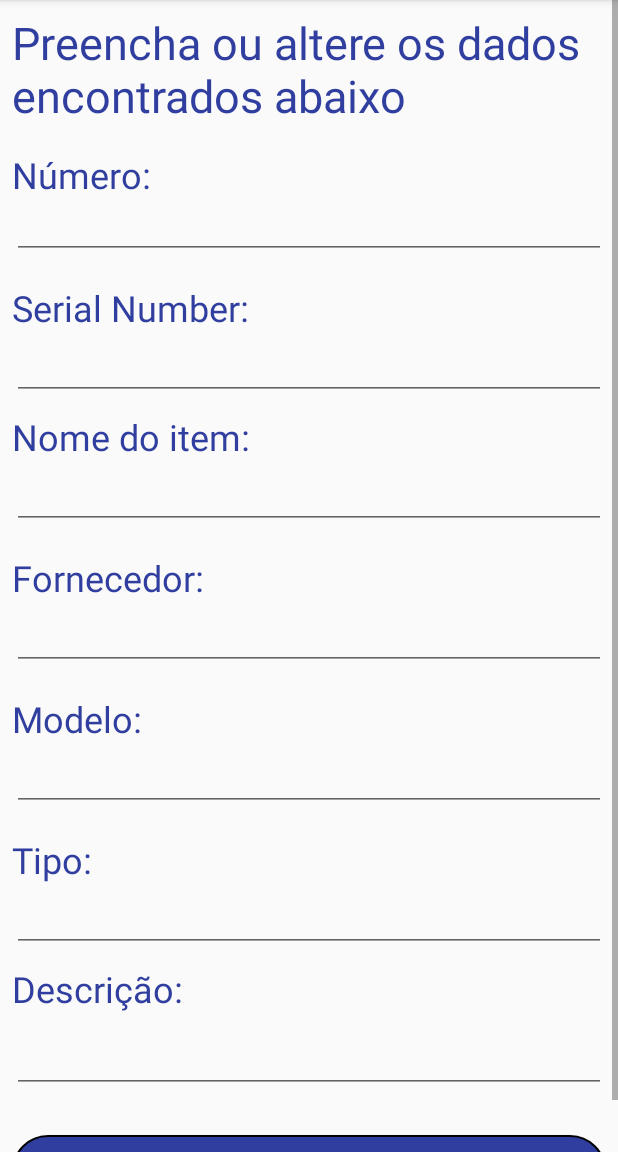
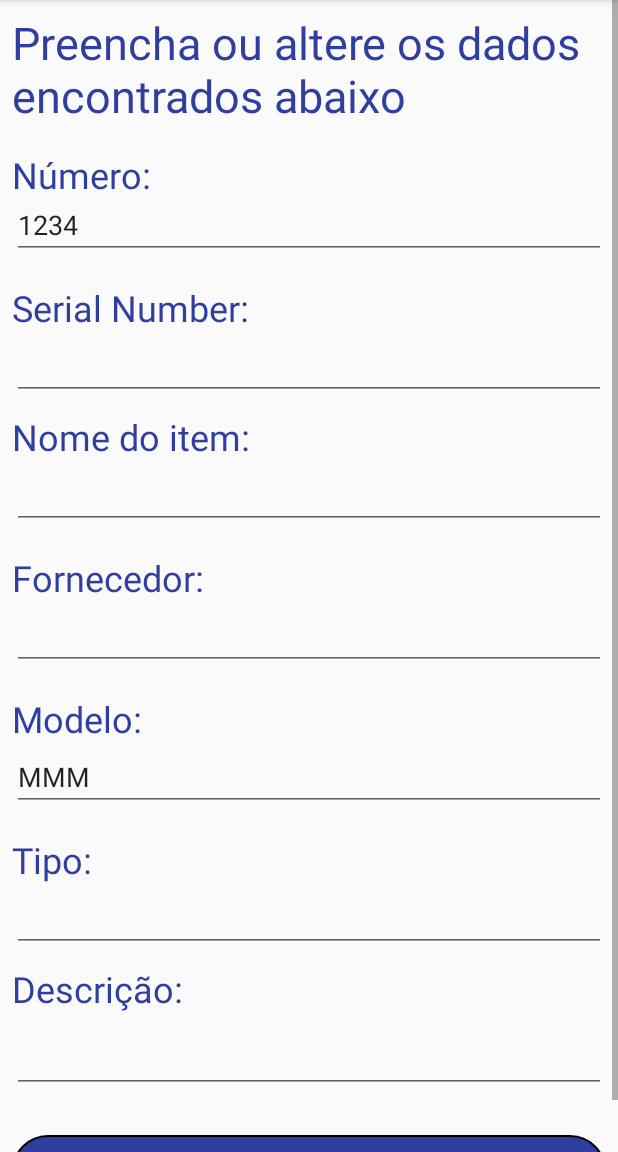
Before and after one commit to alexandreohara/data-collector, an Android app: the DetailsFragment screen opened through its navigation route, on a phone screen of 412 x 824 dp, the part 84-1236 px from its top. Run offline under Robolectric (Android 15) with nearby library versions, the phone set to English and light mode, and no system bars; our stand-ins replace Room's generated code, data binding; libraries missing offline, so code that uses them is left out: android.arch.persistence, com.warkiz.widget; Roboto replaces fonts that are not available here.

Commit message:
viewModel passando dados entre os fragments, adicionado dados mockados

```diff
--- a/app/src/main/java/com/example/alexandre/datacollector/DetailsFragment.kt
+++ b/app/src/main/java/com/example/alexandre/datacollector/DetailsFragment.kt
@@ -1,6 +1,7 @@
 package com.example.alexandre.datacollector
 
 
+import android.arch.lifecycle.ViewModelProviders
 import android.os.Bundle
 import android.support.v4.app.Fragment
 import android.view.LayoutInflater
@@ -9,6 +10,9 @@ import android.view.ViewGroup
 import android.databinding.DataBindingUtil
 import androidx.navigation.findNavController
 import com.example.alexandre.datacollector.databinding.DetailsBinding
+import com.example.alexandre.datacollector.db.ItemDatabase
+import com.example.alexandre.datacollector.item.ItemViewModel
+import com.example.alexandre.datacollector.item.ItemViewModelFactory
 
 
 /**
@@ -16,14 +20,26 @@ import com.example.alexandre.datacollector.databinding.DetailsBinding
  *
  */
 class DetailsFragment : Fragment() {
+    private lateinit var binding: DetailsBinding
 
     //Inflating and Returning the View with DataBindingUtil
     override fun onCreateView(inflater: LayoutInflater, container: ViewGroup?,
                               savedInstanceState: Bundle?): View? {
-        val binding = DataBindingUtil.inflate<DetailsBinding>(inflater, R.layout.details, container, false)
+        binding = DataBindingUtil.inflate(inflater, R.layout.details, container, false)
         binding.t2ContinueButton.setOnClickListener { view ->
             view.findNavController().navigate(R.id.action_detailsFragment2_to_finalDetailFragment)
         }
+
+        val application = requireNotNull(this.activity).application
+        val dataSource = ItemDatabase.getInstance(application).itemDao()
+        val viewModelFactory = ItemViewModelFactory(dataSource, application)
+        var itemViewModel = activity?.run{
+            ViewModelProviders.of(this, viewModelFactory).get(ItemViewModel::class.java)
+        }
+        println(itemViewModel?.item?.value?.description)
+
+        binding.itemViewModel = itemViewModel
+        binding.setLifecycleOwner(this)
         return binding.root
     }
 
--- a/app/src/main/java/com/example/alexandre/datacollector/item/ItemViewModel.kt
+++ b/app/src/main/java/com/example/alexandre/datacollector/item/ItemViewModel.kt
@@ -24,18 +24,24 @@ class ItemViewModel(val database: ItemDao, application: Application) : AndroidVi
 
     private val uiScope = CoroutineScope(Dispatchers.Main + viewModelJob)
 
-    private var item = MutableLiveData<Item?>()
-    var number = "teste"
-    var serialNumber = ""
+    var item = MutableLiveData<Item?>()
+    var number: String? = "1234"
+    var serialNumber: String? = ""
+    var model: String? = "MMM"
+    var description: String? = ""
+    var typeSelected = ""
 
     init {
         item.value = Item()
     }
 
-    fun onButtonClicked(typeSelected: String) {
+    fun onButtonClicked() {
         uiScope.launch {
-            item.value = getItemFromDatabase(typeSelected)
-            _navigateToDetails.value = getItemFromDatabase(typeSelected)
+            //item.value = getItemFromDatabase(typeSelected)
+            _navigateToDetails.value = getItemFromDatabase("NUMBER")
+            model = _navigateToDetails.value?.model
+            description = _navigateToDetails.value?.description
+
         }
     }
 
@@ -44,9 +50,14 @@ class ItemViewModel(val database: ItemDao, application: Application) : AndroidVi
         return withContext(Dispatchers.IO) {
             var item: Item?
             if (typeSelected == "NUMBER") {
-                item = database.getItem(number)
+                item = database.getItem("1234")
             } else if (typeSelected == "SERIAL_NUMBER") {
-                item = database.getItemBySerialNumber(serialNumber)
+                if (serialNumber != null) {
+                    item = database.getItemBySerialNumber(serialNumber!!)
+                } else {
+                    item = null
+                }
+
             } else {
                 item = null
             }
--- a/app/src/main/res/layout/add_new_item.xml
+++ b/app/src/main/res/layout/add_new_item.xml
@@ -85,7 +85,7 @@
                 android:text="@string/continue_button"
                 android:textAlignment="center"
                 android:textSize="18sp"
-                android:onClick="@{() -> itemViewModel.onButtonClicked()"/>
+                android:onClick="@{() -> itemViewModel.onButtonClicked()}"/>
 
         </RadioGroup>
     </ScrollView>
--- a/app/src/main/res/layout/details.xml
+++ b/app/src/main/res/layout/details.xml
@@ -2,7 +2,11 @@
 
 <layout xmlns:app="http://schemas.android.com/apk/res-auto"
     xmlns:android="http://schemas.android.com/apk/res/android">
-
+    <data>
+        <variable
+            name="itemViewModel"
+            type="com.example.alexandre.datacollector.item.ItemViewModel"/>
+    </data>
     <ScrollView
         android:id="@+id/scrollView2"
         android:layout_width="match_parent"
@@ -44,7 +48,8 @@
                 app:layout_constraintEnd_toEndOf="parent"
                 app:layout_constraintHorizontal_bias="0.0"
                 app:layout_constraintStart_toStartOf="parent"
-                app:layout_constraintTop_toBottomOf="@+id/textView5" />
+                app:layout_constraintTop_toBottomOf="@+id/textView5"
+                android:text="@={itemViewModel.number}"/>
 
             <TextView
                 android:id="@+id/textView15"
@@ -136,7 +141,8 @@
                 android:inputType="textPersonName"
                 app:layout_constraintEnd_toEndOf="parent"
                 app:layout_constraintStart_toStartOf="parent"
-                app:layout_constraintTop_toBottomOf="@+id/textView16" />
+                app:layout_constraintTop_toBottomOf="@+id/textView16"
+                android:text="@={itemViewModel.model}"/>
 
             <TextView
                 android:id="@+id/textView17"
@@ -183,7 +189,8 @@
                 android:inputType="textMultiLine"
                 app:layout_constraintEnd_toEndOf="parent"
                 app:layout_constraintStart_toStartOf="parent"
-                app:layout_constraintTop_toBottomOf="@+id/textView18" />
+                app:layout_constraintTop_toBottomOf="@+id/textView18"
+                android:text="@={itemViewModel.description}"/>
 
             <Button
                 android:id="@+id/t2_continue_button"
```
Also changed, not shown: app/src/main/java/com/example/alexandre/datacollector/NewItemFragment.kt (+25 -14 lines), app/src/main/java/com/example/alexandre/datacollector/db/ItemDatabase.kt (+20 -1 lines).
